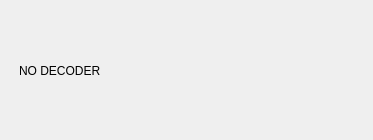
First picture: the form in swreceiver/plugins/decoders/no-decoder/widget.ui, repository JvanKatwijk/sdr-j-sw, before the edit.
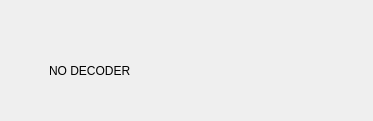
Second picture: the form after the edit.

Diff of the .ui file:
```diff
--- a/swreceiver/plugins/decoders/no-decoder/widget.ui
+++ b/swreceiver/plugins/decoders/no-decoder/widget.ui
@@ -7,7 +7,7 @@
     <x>0</x>
     <y>0</y>
     <width>373</width>
-    <height>140</height>
+    <height>121</height>
    </rect>
   </property>
   <property name="windowTitle">
@@ -16,7 +16,7 @@
   <widget class="QFrame" name="frame">
    <property name="geometry">
     <rect>
-     <x>10</x>
+     <x>40</x>
      <y>20</y>
      <width>261</width>
      <height>101</height>
```
